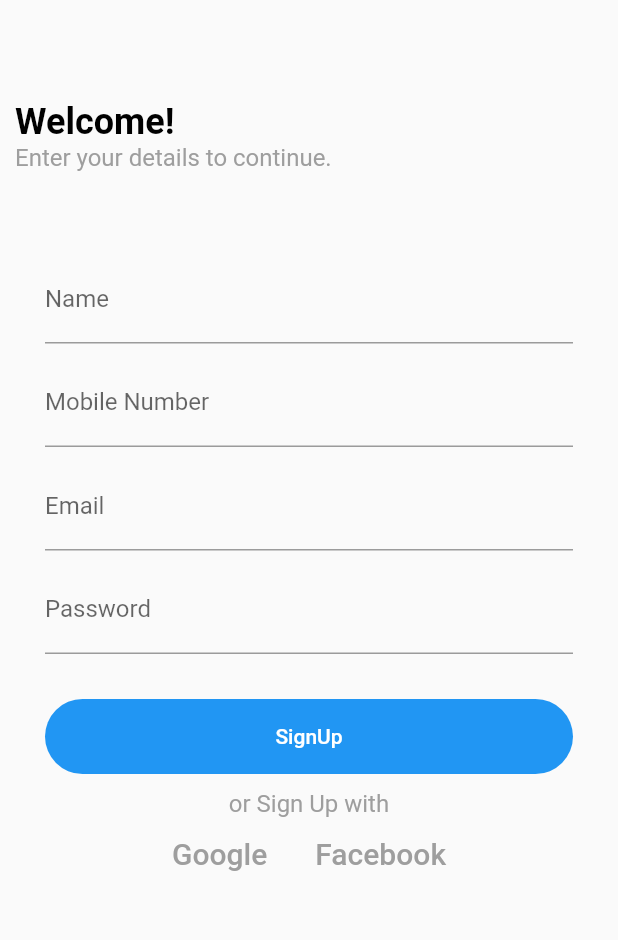
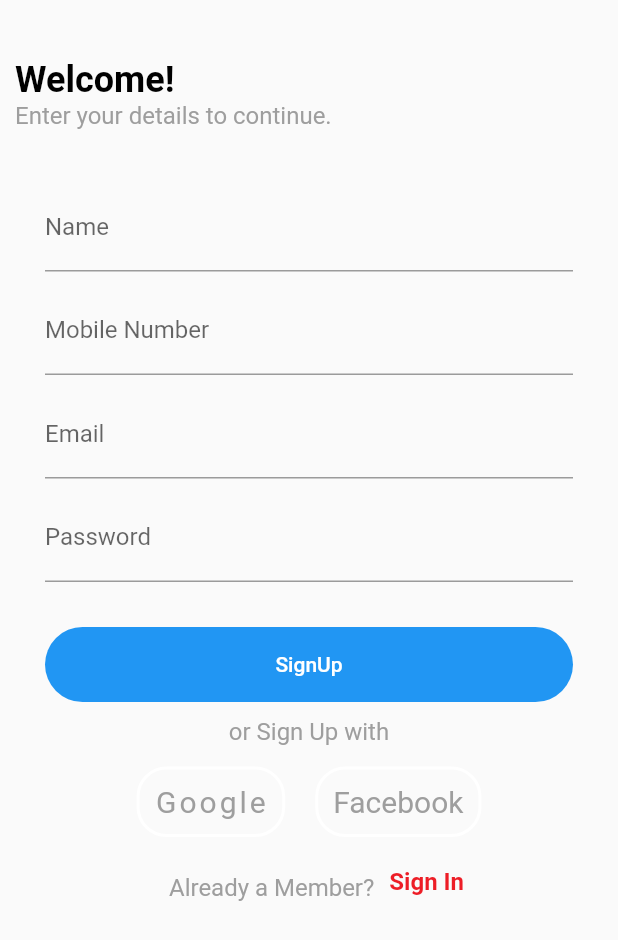
Before and after one commit to GauravPandey123/CityClinicUser, a Flutter app: the SignUp screen opened directly, on a phone screen of 412 x 824 dp. Shown: the top 940 px of the screen. Run offline on Flutter 3.47's test engine with Material 2 defaults, Android fonts, the phone set to English and light mode, and no system bars; our stand-ins replace flutter_svg.

Commit message:
profle update design is running

```diff
--- a/lib/main.dart
+++ b/lib/main.dart
@@ -1,5 +1,6 @@
 import 'package:city_clinic_user/ui/screens/Login-Screen.dart';
 import 'package:city_clinic_user/ui/screens/MainScreen.dart';
+import 'package:city_clinic_user/ui/screens/ProfileDetails.dart';
 import 'package:city_clinic_user/ui/screens/Signup.dart';
 import 'package:city_clinic_user/ui/screens/Splash.dart';
 import 'package:city_clinic_user/widget/findandbook_item.dart';
@@ -16,7 +17,7 @@ class MyApp extends StatelessWidget {
     return MaterialApp(
       debugShowCheckedModeBanner: false,
       title: 'Flutter Demo',
-      home: FindandBookItem(),
+      home: ProfileDetails(),
     );
   }
 }
--- a/lib/ui/screens/ProfileDetails.dart
+++ b/lib/ui/screens/ProfileDetails.dart
@@ -0,0 +1,56 @@
+import 'package:flutter/cupertino.dart';
+import 'package:flutter/material.dart';
+
+class ProfileDetails extends StatefulWidget {
+  @override
+  _ProfileDetailsState createState() => _ProfileDetailsState();
+}
+
+class _ProfileDetailsState extends State<ProfileDetails> {
+  final GlobalKey<FormState> _formKey = GlobalKey();
+  GlobalKey<ScaffoldState> _globalKey = GlobalKey();
+
+  @override
+  Widget build(BuildContext context) {
+    return new MaterialApp(
+      home: DefaultTabController(
+        length: 2,
+        child: Scaffold(
+           appBar: AppBar(
+             bottom: TabBar(
+               labelColor: Colors.white,
+               tabs: [
+                 Tab(
+                   text: "About",
+                 ),
+                 Tab(
+                   text: "Family Member",
+                 ),
+               ],
+             ),
+           ),
+          body: TabBarView(
+
+          ),
+        ),
+      ),
+
+    );
+    // new MaterialApp(
+    //   bottom: TabBar(
+    //     labelColor: Colors.white,
+    //     tabs: [
+    //       Tab(
+    //         text: "UPCOMING",
+    //       ),
+    //       Tab(
+    //         text: "LIVE",
+    //       ),
+    //       Tab(
+    //         text: "COMPLETED",
+    //       ),
+    //     ],
+    //   ),
+    // )
+  }
+}
--- a/lib/ui/screens/Signup.dart
+++ b/lib/ui/screens/Signup.dart
@@ -1,4 +1,5 @@
 import 'package:city_clinic_user/utils/AppImages.dart';
+import 'package:city_clinic_user/utils/appcolors.dart';
 import 'package:flutter/cupertino.dart';
 import 'package:flutter/material.dart';
 import 'package:city_clinic_user/utils/AppRelatedText.dart';
@@ -24,7 +25,7 @@ class _SignUpState extends State<SignUp> {
             margin: EdgeInsets.all(10),
             child: Column(
               children: <Widget>[
-                SizedBox(height: 48),
+                SizedBox(height: 20),
                 ListTile(
                   contentPadding: EdgeInsets.all(0),
                   title: Text(
@@ -39,7 +40,6 @@ class _SignUpState extends State<SignUp> {
                     style: new TextStyle(fontSize: 16, color: Colors.grey),
                   ),
                 ),
-                SizedBox(height: 20),
                 Form(
                   key: _formKey,
                   child: Container(
@@ -51,6 +51,7 @@ class _SignUpState extends State<SignUp> {
                           cursorColor: Colors.black,
                           keyboardType: TextInputType.text,
                           decoration: InputDecoration(labelText: "Name"),
+
                         ),
                         SizedBox(
                           height: 10,
@@ -107,21 +108,59 @@ class _SignUpState extends State<SignUp> {
                         Row(
                           mainAxisAlignment: MainAxisAlignment.center,
                           children: <Widget>[
-                            FlatButton(
-                              onPressed: () {},
+                            Container(
+                              margin: EdgeInsets.only(top: 14.0),
+                              padding: EdgeInsets.all(10.0),
+                              decoration: BoxDecoration(
+                                  border:
+                                      Border.all(width: 2, color: whiteColor),
+                                  borderRadius:
+                                      BorderRadius.all(Radius.circular(20))),
                               child: Text(
                                 'Google',
                                 style: new TextStyle(
-                                    fontSize: 20, color: Colors.grey ),
+                                    fontSize: 20,
+                                    color: Colors.grey,
+                                    letterSpacing: 2),
                               ),
                             ),
-                            FlatButton(
-                                onPressed: () {},
-                                child: Text(
-                                  'Facebook',
-                                  style: new TextStyle(
-                                      fontSize: 20, color: Colors.grey),
-                                ))
+                            SizedBox(width: 20),
+                            Container(
+                              margin: EdgeInsets.only(top: 14.0),
+                              padding: EdgeInsets.all(10.0),
+                              decoration: BoxDecoration(
+                                  border:
+                                      Border.all(width: 2, color: whiteColor),
+                                  borderRadius:
+                                      BorderRadius.all(Radius.circular(20))),
+                              child: Text(
+                                'Facebook',
+                                style: new TextStyle(
+                                    fontSize: 20, color: Colors.grey),
+                              ),
+                            ),
+                          ],
+                        ),
+                        Row(
+                          mainAxisAlignment: MainAxisAlignment.center,
+                          children: <Widget>[
+                            Container(
+                              margin: EdgeInsets.only(top: 14.0),
+                              padding: EdgeInsets.all(10.0),
+                              child: Text(
+                                "Already a Member?",
+                                style: new TextStyle(
+                                    fontSize: 16, color: Colors.grey),
+                              ),
+                            ),
+                            Container(
+                              margin: EdgeInsets.only(top: 6.0),
+                              child: Text(
+                                "Sign In",
+                                style: new TextStyle(
+                                    fontSize: 16, color : redColor,fontWeight: FontWeight.bold ),
+                              ),
+                            ),
                           ],
                         )
 
--- a/lib/utils/appcolors.dart
+++ b/lib/utils/appcolors.dart
@@ -3,3 +3,5 @@ import 'package:flutter/cupertino.dart';
 const blueTextColor = const Color(0xFF313292);
 const blackOneColor = const Color(0xFF0B0B0C);
 const greyOneColor = const Color(0xFF888992);
+const whiteColor = const Color(0xFFFFFFFF);
+const redColor = const Color(0xFFED1D26);
```
Also changed, not shown: lib/ui/screens/ProfileDeatilsAbout.dart (added, +44 -0 lines), lib/ui/screens/Splash.dart (+25 -0 lines), lib/ui/screens/VerifyMobileDialog.dart (added, +52 -0 lines), lib/ui/screens/ProfileDetailFamilyMember.dart (added).
